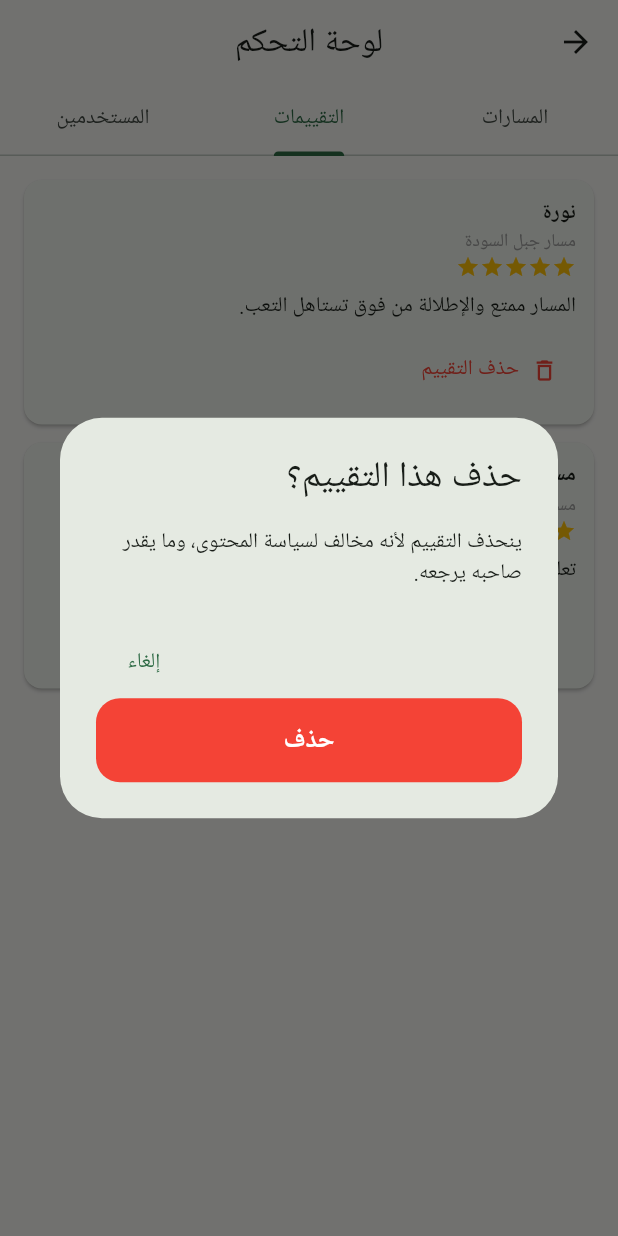
After one commit to RahafN1/Portfolio-Project, a Flutter app: the AdminDashboardScreen screen opened by its route, tab 2 chosen, after a tap on "حذف التقييم", on a phone screen of 412 x 824 dp. The commit adds this screen. Run offline on Flutter 3.47's test engine with Material 3 defaults, Android fonts, the phone set to English and light mode, and no system bars; our stand-ins replace flutter_secure_storage, pinput; accounts and stored records are empty.

Commit message:
Add admin dashboard

```diff
--- a/Stage4/Qimmah_app/mobile/lib/core/routing/app_router.dart
+++ b/Stage4/Qimmah_app/mobile/lib/core/routing/app_router.dart
@@ -1,5 +1,6 @@
 import 'package:flutter/material.dart';
 
+import '../../features/admin/views/admin_dashboard_screen.dart';
 import '../../features/auth/views/login_screen.dart';
 import '../../features/auth/views/otp_screen.dart';
 import '../../features/auth/views/signup_screen.dart';
@@ -13,6 +14,7 @@ class AppRouter {
   static const String otp = '/otp';
   static const String signupSuccess = '/signup-success';
   static const String explore = '/explore';
+  static const String admin = '/admin';
 
   static Map<String, WidgetBuilder> routes = {
     splash: (context) => const SplashScreen(),
@@ -22,5 +24,7 @@ class AppRouter {
     signupSuccess: (context) => const SignupSuccessScreen(),
     // الرئيسية تفتح داخل الهيكل اللي فيه شريط التنقل السفلي
     explore: (context) => const MainShell(),
+    // لوحة تحكم الأدمن (بدون شريط التنقل السفلي)
+    admin: (context) => const AdminDashboardScreen(),
   };
 }
--- a/Stage4/Qimmah_app/mobile/lib/features/admin/views/admin_dashboard_screen.dart
+++ b/Stage4/Qimmah_app/mobile/lib/features/admin/views/admin_dashboard_screen.dart
@@ -0,0 +1,34 @@
+import 'package:flutter/material.dart';
+
+import 'manage_reviews_screen.dart';
+
+class AdminDashboardScreen extends StatelessWidget {
+  const AdminDashboardScreen({super.key});
+
+  @override
+  Widget build(BuildContext context) {
+    return DefaultTabController(
+      length: 3,
+      child: Scaffold(
+        appBar: AppBar(
+          title: const Text('لوحة التحكم'),
+          centerTitle: true,
+          bottom: const TabBar(
+            tabs: [
+              Tab(text: 'المسارات'),
+              Tab(text: 'التقييمات'),
+              Tab(text: 'المستخدمين'),
+            ],
+          ),
+        ),
+        body: const TabBarView(
+          children: [
+            Center(child: Text('قائمة المسارات')),
+            ManageReviewsScreen(),
+            Center(child: Text('قائمة المستخدمين')),
+          ],
+        ),
+      ),
+    );
+  }
+}
--- /dev/null
+++ b/Stage4/Qimmah_app/mobile/lib/features/admin/views/manage_reviews_screen.dart
@@ -0,0 +1,98 @@
+import 'package:flutter/material.dart';
+
+class ManageReviewsScreen extends StatefulWidget {
+  const ManageReviewsScreen({super.key});
+
+  @override
+  State<ManageReviewsScreen> createState() => _ManageReviewsScreenState();
+}
+
+class _ManageReviewsScreenState extends State<ManageReviewsScreen> {
+  // بيانات مؤقتة لين نربط الـ API
+  final List<Map<String, dynamic>> _reviews = [
+    {
+      'user': 'نورة',
+      'trail': 'مسار جبل السودة',
+      'rating': 5,
+      'comment': 'المسار ممتع والإطلالة من فوق تستاهل التعب.',
+    },
+    {
+      'user': 'مستخدم123',
+      'trail': 'مسار حافة العالم',
+      'rating': 1,
+      'comment': 'تعليق فيه ألفاظ مسيئة',
+    },
+  ];
+
+  Future<void> _confirmDelete(int index) async {
+    final confirmed = await showDialog<bool>(
+      context: context,
+      builder: (context) => AlertDialog(
+        title: const Text('حذف هذا التقييم؟'),
+        content: const Text(
+          'ينحذف التقييم لأنه مخالف لسياسة المحتوى، وما يقدر صاحبه يرجعه.',
+        ),
+        actions: [
+          TextButton(
+            onPressed: () => Navigator.pop(context, false),
+            child: const Text('إلغاء'),
+          ),
+          FilledButton(
+            style: FilledButton.styleFrom(backgroundColor: Colors.red),
+            onPressed: () => Navigator.pop(context, true),
+            child: const Text('حذف'),
+          ),
+        ],
+      ),
+    );
+
+    if (confirmed == true) {
+      setState(() => _reviews.removeAt(index));
+    }
+  }
+
+  @override
+  Widget build(BuildContext context) {
+    return ListView.builder(
+      padding: const EdgeInsets.all(16),
+      itemCount: _reviews.length,
+      itemBuilder: (context, index) {
+        final review = _reviews[index];
+        return Card(
+          margin: const EdgeInsets.only(bottom: 12),
+          child: Padding(
+            padding: const EdgeInsets.all(12),
+            child: Column(
+              crossAxisAlignment: CrossAxisAlignment.start,
+              children: [
+                Text(review['user'],
+                    style: const TextStyle(fontWeight: FontWeight.bold)),
+                Text(review['trail'],
+                    style: const TextStyle(color: Colors.grey, fontSize: 12)),
+                Row(
+                  children: List.generate(
+                    5,
+                    (i) => Icon(
+                      i < review['rating'] ? Icons.star : Icons.star_border,
+                      size: 16,
+                      color: Colors.amber,
+                    ),
+                  ),
+                ),
+                const SizedBox(height: 8),
+                Text(review['comment']),
+                const SizedBox(height: 8),
+                TextButton.icon(
+                  onPressed: () => _confirmDelete(index),
+                  icon: const Icon(Icons.delete_outline, color: Colors.red),
+                  label: const Text('حذف التقييم',
+                      style: TextStyle(color: Colors.red)),
+                ),
+              ],
+            ),
+          ),
+        );
+      },
+    );
+  }
+}
--- a/Stage4/Qimmah_app/mobile/lib/features/auth/views/login_screen.dart
+++ b/Stage4/Qimmah_app/mobile/lib/features/auth/views/login_screen.dart
@@ -32,8 +32,13 @@ class _LoginScreenState extends State<LoginScreen> {
     final success = await viewModel.login(email, password);
     if (!mounted) return;
 
-    if (success) {
-      Navigator.pushReplacementNamed(context, AppRouter.explore);
+      if (success) {
+      final isAdmin = email.toLowerCase() == 'admin@qimmah.sa';
+
+      Navigator.pushReplacementNamed(
+        context,
+        isAdmin ? AppRouter.admin : AppRouter.explore,
+      );
     } else {
       _showMessage(viewModel.errorMessage!);
     }
```
